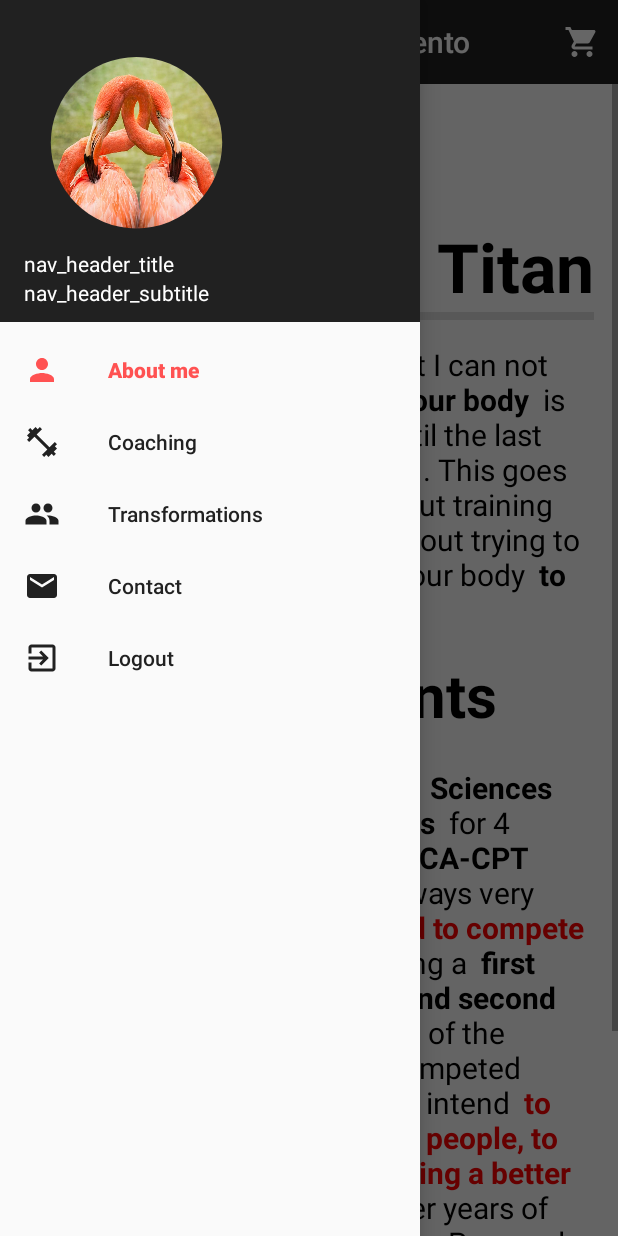
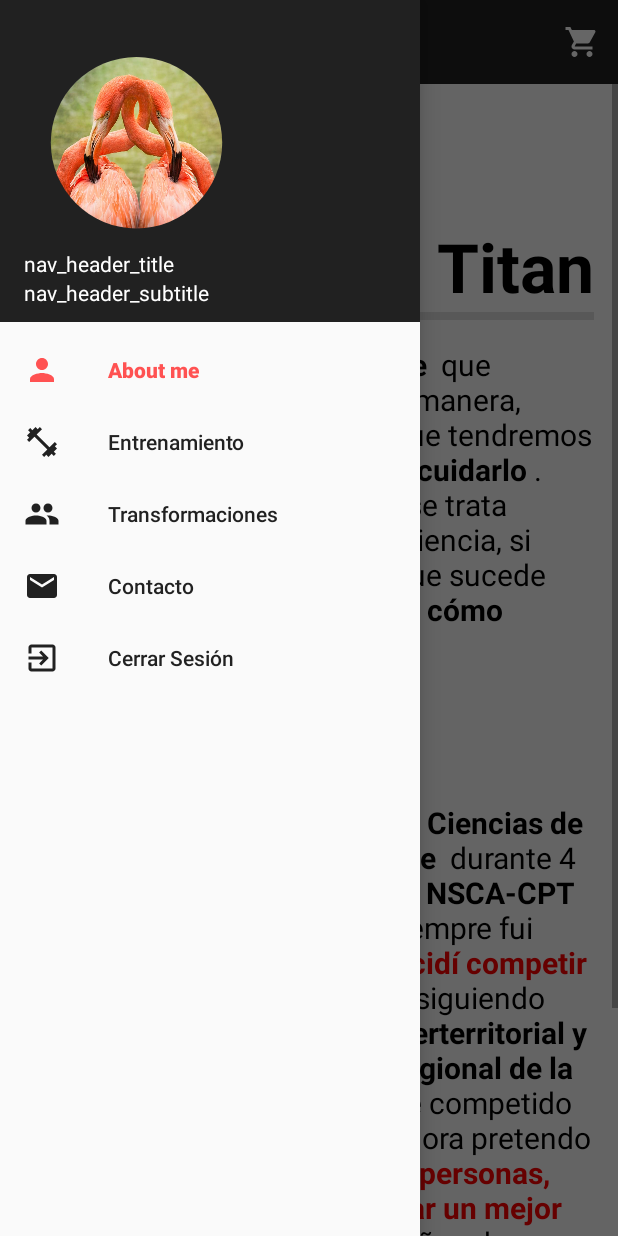
Before and after one commit to DavidPrades/PlataformaAsesoramientoOnline, an Android app: the screen it shows after launch once a user with an empty profile is signed in (MainActivity), with the side drawer open, on a phone screen of 412 x 824 dp. Run offline under Robolectric (Android 15) with nearby library versions, the phone set to English and light mode, and no system bars; our stand-ins replace Firebase (no records; nobody signed in at launch, a user with empty details on screens opened directly).

Commit message:
Traducción al castellano

```diff
--- a/app/src/main/res/layout/activity_main.xml
+++ b/app/src/main/res/layout/activity_main.xml
@@ -9,7 +9,7 @@
 
     <android.support.v7.widget.Toolbar
         android:id="@+id/toolbar"
-        app:title="Plataforma Asesoramiento"
+        app:title="Sobre Mí"
         android:layout_width="match_parent"
         android:layout_height="?attr/actionBarSize"
         android:background="?attr/colorPrimary"
--- a/app/src/main/res/layout/fragment_contact.xml
+++ b/app/src/main/res/layout/fragment_contact.xml
@@ -13,7 +13,7 @@
         android:layout_height="wrap_content"
         android:layout_marginBottom="16dp"
         android:ems="10"
-        android:hint="Name"
+        android:hint="Nombre"
         android:inputType="textPersonName" />
 
     <EditText
@@ -45,6 +45,6 @@
         android:layout_width="wrap_content"
         android:layout_height="wrap_content"
         android:layout_gravity="center"
-        android:text="Send" />
+        android:text="ENVIAR" />
 
 </LinearLayout>
--- a/app/src/main/res/menu/menu_nadrawer.xml
+++ b/app/src/main/res/menu/menu_nadrawer.xml
@@ -11,15 +11,15 @@
         <item
             android:id="@+id/coaching"
             android:icon="@drawable/ic_pesa"
-            android:title="Coaching" />
+            android:title="Entrenamiento" />
         <item
             android:id="@+id/transformaciones"
             android:icon="@drawable/ic_transofrmaciones"
-            android:title="Transformations" />
+            android:title="Transformaciones" />
         <item
             android:id="@+id/contacto"
             android:icon="@drawable/ic_contacto"
-            android:title="Contact" />
+            android:title="Contacto" />
     </group>
 
 
@@ -27,7 +27,7 @@
         <item
             android:id="@+id/logout"
             android:icon="@drawable/logout"
-            android:title="Logout" />
+            android:title="Cerrar Sesión" />
 
 
 
--- a/app/src/main/res/values/strings.xml
+++ b/app/src/main/res/values/strings.xml
@@ -3,15 +3,15 @@
 
     <!-- TODO: Remove or change this placeholder text -->
     <string name="titulo">The Titan</string>
-    <string name="introduccion"> <b> A life dedicated to sport </b> that I can not contemplate in another way, <b> our body </b> is the only thing we will have until the last day, <b> we should take care of it </b>. This goes much further, it is not just about training and having experience, but about trying to understand what happens in our body <b> to know how to plan a workout.</b></string>
-    <string name="titulo2">My achievements</string>
-    <string name="logros">For this I studied the career in <b> Sciences of Physical Activity and Sports </b> for 4 years and I also trained as <b> NSCA-CPT </b> as a personal trainer. I was always very competitive. In 2017 <b><font color="red">I decided to compete in men\'s physique</font></b> junior getting a <b> first place in interterritorial IFBB and second in the regional championship </b> of the Region of Murcia. In 2018 I competed in my first international. Now I intend <b><font color="red"> to help the maximum number of people, to achieve their dream of achieving a better physical </font></b> with these plans after years of study and experience, since the Personal consultancies are complete and I want to continue helping.</string>
+    <string name="introduccion"> <b> Una vida dedicada al deporte  </b> que no puedo contemplar de otra manera, <b> nuestro cuerpo </b> es lo único que tendremos hasta el último día, <b> debemos cuidarlo </b>. Esto va mucho más lejos, no se trata solo de entrenar y tener experiencia, si no de tratar de comprender que sucede en nuestro cuerpo para <b> saber cómo planificar un entrenamiento.</b></string>
+    <string name="titulo2">Mis logros</string>
+    <string name="logros">Para ello estudié la carrera en <b> Ciencias de la Actividad Física y el Deporte </b> durante 4 años y también me formé por  <b> NSCA-CPT </b> como entrenador personal.Siempre fui muy competitivo. En 2017  <b><font color="red">decidí competir en men’s physique </font></b> junior consiguiendo un <b> primer puesto en IFBB interterritorial y segundo en el campeonato regional de la Región de Murcia </b>  En 2018 he competido en mi primer internacional. Ahora pretendo <b><font color="red"> ayudar al máximo numero de personas, a conseguir su sueño de lograr un mejor físico </font></b> con estos planes tras años de estudio y experiencia, ya que las asesorías personales están completas y quiero seguir ayudandos.</string>
 
     <!-- TODO: Remove or change this placeholder text -->
     <string name="hello_blank_fragment">Hello blank fragment</string>
-    <string name="principiante">BEGGINER</string>
-    <string name="rutinasprincipiantes"> Routine <b>4 days of training</b> \n <b>6 weeks program Routine </b> \n 5 days of Routine training \n 6 days of training</string>
-    <string name="rutinasintermedios"> Routine <b>5 days of training</b> \n <b>6 weeks program Rutina </b> \n 4 days of Routine training \n 6 days of training</string>
-    <string name="rutinasavanzados"> Routine <b>6 days of training</b> \n <b>6 weeks program Rutina </b> \n 4 days of Routine training \n 6 days of training</string>
-    <string name="rutinastotalpack"> Routine <b>4 days of training</b> \n <b>5 weeks program Rutina </b> \n 6 days of Routine training \n 24 weeks program \n <b>Spirit ONLY TITANS</b></string>
+    <string name="principiante">PRINCIPIANTE</string>
+    <string name="rutinasprincipiantes"> Rutina <b>4 días de entrenamiento</b> \n <b>6 de seguimiento </b> \n 5 días de rutina de entrenmiento \n 6 días de rutina de entrenmiento</string>
+    <string name="rutinasintermedios"> Rutina <b>5 días de entrenamiento</b> \n <b>6 de seguimiento </b> \n 4 días de rutina de entrenmiento \n 6 días de rutina de entrenmiento</string>
+    <string name="rutinasavanzados"> Rutina <b>6 días de entrenamiento</b> \n <b>6 de seguimiento </b> \n 4 días de rutina de entrenmiento \n 6 días de rutina de entrenmiento</string>
+    <string name="rutinastotalpack"> Rutina <b>4 días de entrenamiento</b> \n <b>5 de seguimiento </b> \n 6 días de rutina de entrenmiento \n 24 semanas de seguimiento \n <b>Spíritu ONLY TITANS</b></string>
 </resources>
```
Also changed, not shown: app/src/main/res/layout/activity_perfil.xml (+6 -5 lines), app/src/main/res/layout/activity_singin.xml (+4 -4 lines), app/src/main/res/layout/activity_singup.xml (+5 -5 lines).
